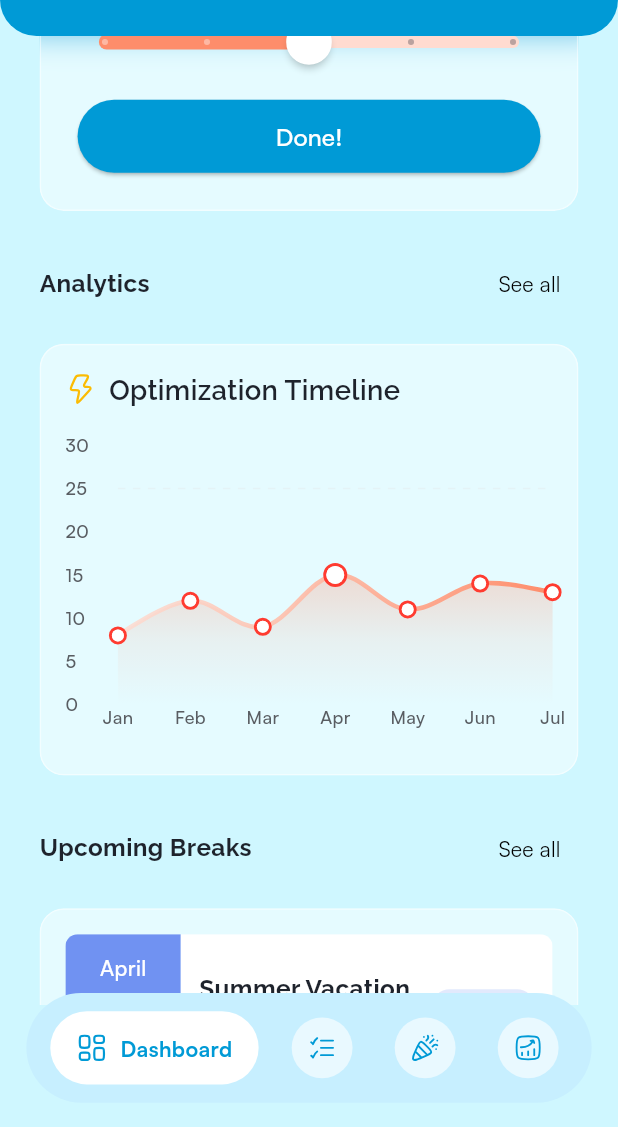
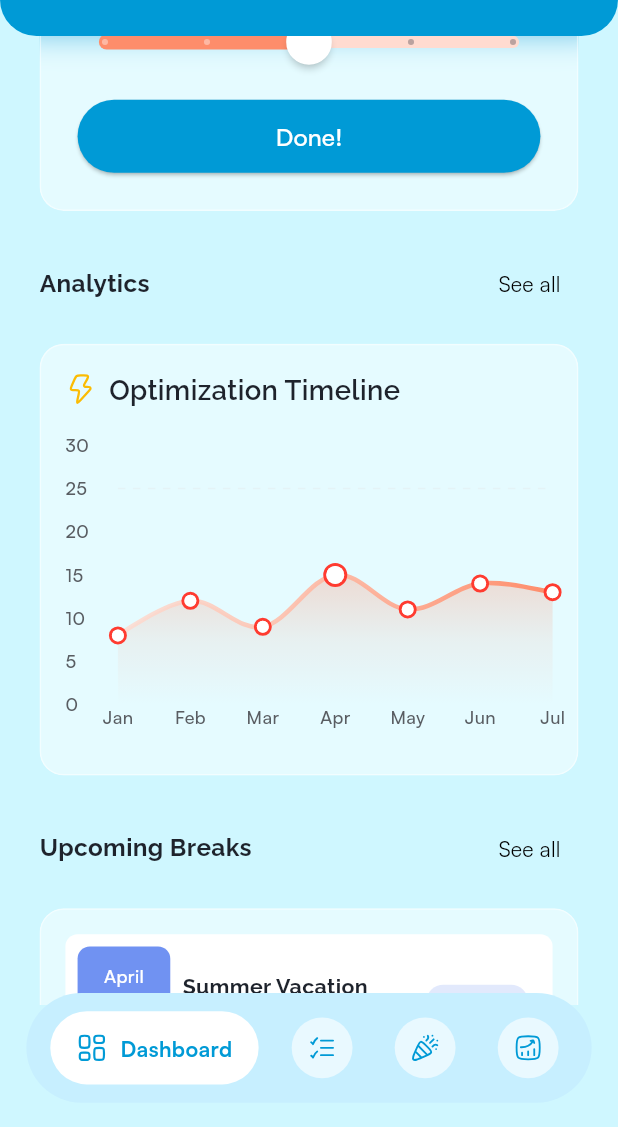
Before and after one commit to Jossyboydgenius/BetterBreaks, a Flutter app: the HomeView screen opened directly, scrolled down 1152 dp, on a phone screen of 412 x 824 dp, the part 109-1236 px from its top. Run offline on Flutter 3.47's test engine with Material 3 defaults, Android fonts, the light colour scheme and no system bars; drawn by our look-alikes of fl_chart; our stand-ins replace bot_toast, connectivity_plus, dots_indicator, flutter_dotenv, flutter_screenutil, flutter_svg and 3 more; project files that could hold a hidden picture were left out.

Commit message:
Refactor UpcomingBreaksWidget to pass BuildContext to break card and detail card builders. Implement fixed size containers for date display to ensure consistent layout across different screen sizes, enhancing overall UI consistency and user experience.

```diff
--- a/lib/ui/widgets/upcoming_breaks_widget.dart
+++ b/lib/ui/widgets/upcoming_breaks_widget.dart
@@ -32,7 +32,7 @@ class UpcomingBreaksWidget extends StatelessWidget {
   @override
   Widget build(BuildContext context) {
     if (isDetailView) {
-      return _buildBreakDetailCard(breaks.first);
+      return _buildBreakDetailCard(context, breaks.first);
     }
 
     return Column(
@@ -68,34 +68,44 @@ class UpcomingBreaksWidget extends StatelessWidget {
           borderColor: Colors.white,
           padding: EdgeInsets.all(16.r),
           child: Column(
-            children: breaks.map((breakItem) => _buildBreakCard(breakItem)).toList(),
+            children: breaks.map((breakItem) => _buildBreakCard(context, breakItem)).toList(),
           ),
         ),
       ],
     );
   }
 
-  Widget _buildBreakCard(BreakItem breakItem) {
+  Widget _buildBreakCard(BuildContext context, BreakItem breakItem) {
+    // Use fixed sizes based on device width for consistency
+    final screenWidth = MediaQuery.of(context).size.width;
+    final dateContainerWidth = screenWidth * 0.15; // 15% of screen width
+    final dateContainerHeight = dateContainerWidth * 1.2; // Aspect ratio of 1.2
+
     Widget card = Container(
       margin: EdgeInsets.only(bottom: breakItem == breaks.last ? 0 : 8.h),
-      child: ClipRRect(
+      padding: EdgeInsets.symmetric(horizontal: 8.r, vertical: 8.r),
+      decoration: BoxDecoration(
+        color: Colors.white,
         borderRadius: BorderRadius.circular(8.r),
-        child: IntrinsicHeight(
+      ),
       child: Row(
-            crossAxisAlignment: CrossAxisAlignment.stretch,
+        crossAxisAlignment: CrossAxisAlignment.center,
         children: [
-              // Date container
+          // Date container with fixed dimensions
           Container(
-                width: 70.w,
+            width: dateContainerWidth,
+            height: dateContainerHeight,
+            decoration: BoxDecoration(
               color: breakItem.cardColor,
-                padding: EdgeInsets.symmetric(vertical: 12.h),
+              borderRadius: BorderRadius.circular(8.r),
+            ),
             child: Column(
               mainAxisAlignment: MainAxisAlignment.center,
               children: [
                 Text(
                   breakItem.month,
                   style: AppTextStyle.satoshi(
-                        fontSize: 14.sp,
+                    fontSize: 12.sp,
                     fontWeight: FontWeight.w500,
                     color: Colors.white,
                   ),
@@ -103,7 +113,7 @@ class UpcomingBreaksWidget extends StatelessWidget {
                 Text(
                   breakItem.day,
                   style: AppTextStyle.raleway(
-                        fontSize: 36.sp,
+                    fontSize: 24.sp,
                     fontWeight: FontWeight.w700,
                     color: Colors.white,
                   ),
@@ -114,9 +124,8 @@ class UpcomingBreaksWidget extends StatelessWidget {
 
           // Content
           Expanded(
-                child: Container(
-                  padding: EdgeInsets.all(12.r),
-                  color: Colors.white,
+            child: Padding(
+              padding: EdgeInsets.all(8.r),
               child: Row(
                 children: [
                   Expanded(
@@ -127,19 +136,23 @@ class UpcomingBreaksWidget extends StatelessWidget {
                         Text(
                           breakItem.title,
                           style: AppTextStyle.raleway(
-                                fontSize: 16.sp,
+                            fontSize: 14.sp,
                             fontWeight: FontWeight.w700,
                             color: AppColors.lightBlack,
                           ),
+                          overflow: TextOverflow.ellipsis,
+                          maxLines: 1,
                         ),
                         SizedBox(height: 4.h),
                         Text(
                           '${breakItem.days} days • ${breakItem.status}',
                           style: AppTextStyle.satoshi(
-                                fontSize: 14.sp,
+                            fontSize: 12.sp,
                             fontWeight: FontWeight.w400,
                             color: AppColors.grey600,
                           ),
+                          overflow: TextOverflow.ellipsis,
+                          maxLines: 1,
                         ),
                       ],
                     ),
@@ -158,8 +171,6 @@ class UpcomingBreaksWidget extends StatelessWidget {
           ),
         ],
       ),
-        ),
-      ),
     );
 
     // If onTap is provided, make the entire card tappable
@@ -173,25 +184,31 @@ class UpcomingBreaksWidget extends StatelessWidget {
     return card;
   }
 
-  Widget _buildBreakDetailCard(BreakItem breakItem) {
+  Widget _buildBreakDetailCard(BuildContext context, BreakItem breakItem) {
+    // Use fixed sizes based on device width for consistency
+    final screenWidth = MediaQuery.of(context).size.width;
+    final dateContainerWidth = screenWidth * 0.18; // 18% of screen width
+    final dateContainerHeight = dateContainerWidth * 1.2; // Aspect ratio of 1.2
+
     return Container(
-      height: 110.h,
-      child: Stack(
+      width: double.infinity,
+      decoration: BoxDecoration(
+        color: Colors.white,
+        borderRadius: BorderRadius.circular(8.r),
+      ),
+      child: Padding(
+        padding: EdgeInsets.all(12.r),
+        child: Row(
+          crossAxisAlignment: CrossAxisAlignment.center,
           children: [
-          Row(
-            crossAxisAlignment: CrossAxisAlignment.stretch,
-            children: [
-              // Date container with rounded corners on the left side
+            // Date container with fixed dimensions
             Container(
-                width: 110.w,
+              width: dateContainerWidth,
+              height: dateContainerHeight,
               decoration: BoxDecoration(
                 color: breakItem.cardColor,
-                  borderRadius: BorderRadius.only(
-                    topLeft: Radius.circular(8.r),
-                    bottomLeft: Radius.circular(8.r),
+                borderRadius: BorderRadius.circular(8.r),
               ),
-                ),
-                padding: EdgeInsets.symmetric(vertical: 12.h),
               child: Column(
                 mainAxisAlignment: MainAxisAlignment.center,
                 children: [
@@ -206,7 +223,7 @@ class UpcomingBreaksWidget extends StatelessWidget {
                   Text(
                     breakItem.day,
                     style: AppTextStyle.raleway(
-                        fontSize: 48.sp,
+                      fontSize: 28.sp,
                       fontWeight: FontWeight.w700,
                       color: Colors.white,
                     ),
@@ -215,57 +232,47 @@ class UpcomingBreaksWidget extends StatelessWidget {
               ),
             ),
 
-              // Content
+            SizedBox(width: 12.w),
+
+            // Title and info
             Expanded(
-                child: Container(
-                  decoration: BoxDecoration(
-                    color: Colors.white,
-                    borderRadius: BorderRadius.only(
-                      topRight: Radius.circular(8.r),
-                      bottomRight: Radius.circular(8.r),
-                    ),
-                  ),
-                  padding: EdgeInsets.all(24.r),
               child: Column(
                 crossAxisAlignment: CrossAxisAlignment.start,
-                    mainAxisAlignment: MainAxisAlignment.center,
+                mainAxisSize: MainAxisSize.min,
                 children: [
                   Text(
                     breakItem.title,
                     style: AppTextStyle.raleway(
-                          fontSize: 24.sp,
+                      fontSize: 18.sp,
                       fontWeight: FontWeight.w700,
                       color: AppColors.lightBlack,
                     ),
+                    overflow: TextOverflow.ellipsis,
+                    maxLines: 1,
                   ),
                   SizedBox(height: 4.h),
                   Text(
                     '${breakItem.days} days • ${breakItem.status}',
                     style: AppTextStyle.satoshi(
-                          fontSize: 16.sp,
+                      fontSize: 14.sp,
                       fontWeight: FontWeight.w400,
                       color: Colors.grey,
                     ),
+                    overflow: TextOverflow.ellipsis,
+                    maxLines: 1,
                   ),
-                    ],
-                  ),
-                ),
-              ),
-            ],
-          ),
-
-          // Days badge
-          Positioned(
-            top: 16.h,
-            right: 16.w,
-            child: AppBadge(
+                  SizedBox(height: 8.h),
+                  AppBadge(
                     text: 'In ${breakItem.daysRemaining} days',
                     backgroundColor: breakItem.cardColor.withOpacity(0.2),
                     textColor: breakItem.cardColor,
                     isSmall: false,
                   ),
+                ],
+              ),
             ),
           ],
+        ),
       ),
     );
   }
```
Lines whose indentation alone changed are shown as unchanged.
